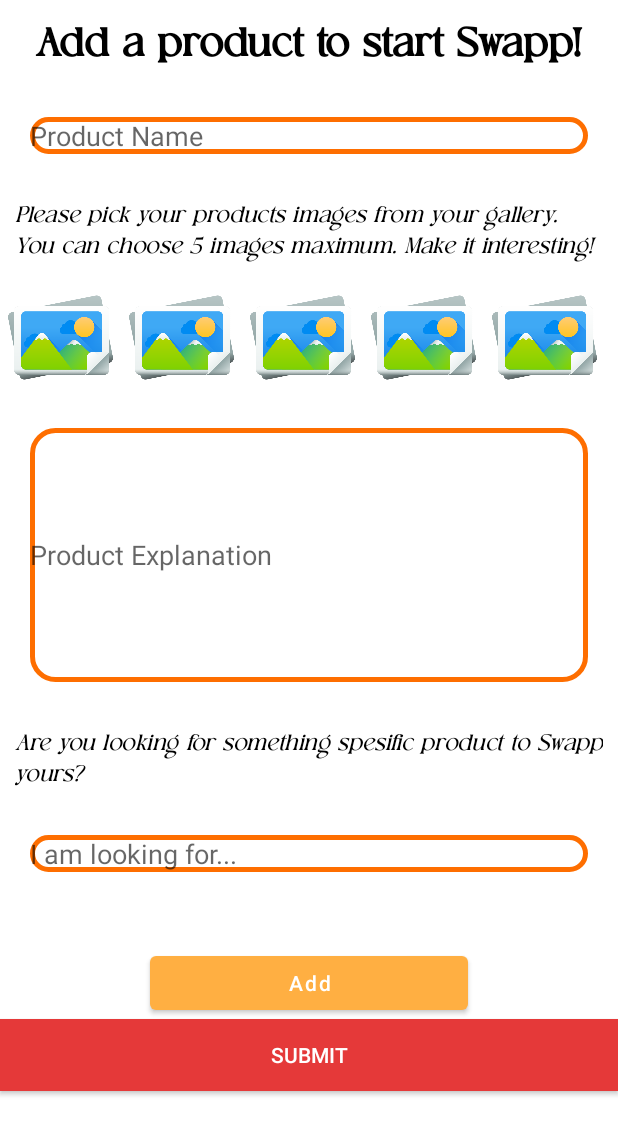
After one commit to canguress/Swapp, an Android app: the layout activity_add_product.xml on its own in the app's theme, with its tools: preview values and no code run, on a phone screen of 412 x 824 dp. The commit adds this screen. Shown: the top 1135 px of the screen. Run offline under Robolectric (Android 15) with nearby library versions, the phone set to English and light mode, and no system bars.

Commit message:
AddProduct Activity Design 1

```diff
--- a/app/build.gradle
+++ b/app/build.gradle
@@ -9,7 +9,7 @@ android {
 
     defaultConfig {
         applicationId "com.ismailcangures.swapp"
-        minSdk 24
+        minSdk 31
         targetSdk 33
         versionCode 1
         versionName "1.0"
--- a/app/src/main/java/com/ismailcangures/swapp/activities/AddNewProductActivity.java
+++ b/app/src/main/java/com/ismailcangures/swapp/activities/AddProductActivity.java
@@ -3,17 +3,14 @@ package com.ismailcangures.swapp.activities;
 import androidx.appcompat.app.AppCompatActivity;
 
 import android.os.Bundle;
-import android.widget.Toast;
 
 import com.ismailcangures.swapp.R;
 
-public class AddNewProductActivity extends AppCompatActivity {
+public class AddProductActivity extends AppCompatActivity {
 
     @Override
     protected void onCreate(Bundle savedInstanceState) {
         super.onCreate(savedInstanceState);
-        setContentView(R.layout.activity_add_new_product);
-        Toast.makeText(AddNewProductActivity.this,"Welcome to the product adding screen",Toast.LENGTH_SHORT).show();
-
+        setContentView(R.layout.activity_add_product);
     }
 }
--- a/app/src/main/java/com/ismailcangures/swapp/activities/HomeActivity.java
+++ b/app/src/main/java/com/ismailcangures/swapp/activities/HomeActivity.java
@@ -8,32 +8,65 @@ import androidx.fragment.app.FragmentTransaction;
 import android.content.Intent;
 import android.os.Bundle;
 import android.view.View;
-import android.widget.Button;
-import android.widget.Toast;
 
 
+import com.google.android.material.floatingactionbutton.FloatingActionButton;
 import com.ismailcangures.swapp.R;
 import com.ismailcangures.swapp.databinding.ActivityHomeBinding;
-import com.ismailcangures.swapp.databinding.ActivityMainBinding;
+import com.ismailcangures.swapp.fragments.DiscoverFragment;
 import com.ismailcangures.swapp.fragments.HomeFragment;
-import androidx.appcompat.app.AppCompatActivity;
-import androidx.fragment.app.Fragment;
-import androidx.fragment.app.FragmentManager;
-import androidx.fragment.app.FragmentTransaction;
-import android.os.Bundle;
+import com.ismailcangures.swapp.fragments.MessagesFragment;
+import com.ismailcangures.swapp.fragments.ProfileFragment;
+
 public class HomeActivity extends AppCompatActivity {
 
     ActivityHomeBinding binding;
+    FloatingActionButton btnAddProduct;
+
 
     @Override
     protected void onCreate(Bundle savedInstanceState) {
         super.onCreate(savedInstanceState);
         setContentView(R.layout.activity_home);
 
-         binding = ActivityHomeBinding.inflate(getLayoutInflater());
+
+        btnAddProduct = findViewById(R.id.btnOpenAddProduct);
+
+        binding = ActivityHomeBinding.inflate(getLayoutInflater());
         setContentView(binding.getRoot());
         replaceFragment(new HomeFragment());
-        //binding.bottomNavigationView
+        binding.bottomNavigationView.setBackground(null);
+        binding.bottomNavigationView.setOnItemSelectedListener(item->{
+
+         if(item.getItemId()==R.id.menuHome)
+         {
+             replaceFragment(new HomeFragment());
+         }
+         else if(item.getItemId()==R.id.menuDiscover)
+         {
+             replaceFragment(new DiscoverFragment());
+         }
+         else if(item.getItemId()==R.id.menuMessages)
+         {
+             replaceFragment(new MessagesFragment());
+         }
+         else if(item.getItemId()==R.id.menuProfile)
+         {
+             replaceFragment(new ProfileFragment());
+         }
+         return true;
+
+        });
+
+
+        btnAddProduct.setOnClickListener(new View.OnClickListener() {
+            @Override
+            public void onClick(View v) {
+                Intent i = new Intent(HomeActivity.this, AddProductActivity.class);
+                startActivity(i);
+
+            }
+        });
 
 
 
--- a/app/src/main/java/com/ismailcangures/swapp/activities/MainActivity.java
+++ b/app/src/main/java/com/ismailcangures/swapp/activities/MainActivity.java
@@ -28,7 +28,7 @@ public class MainActivity extends AppCompatActivity {
         category.setOnClickListener(new View.OnClickListener() {
             @Override
             public void onClick(View v) {
-                Intent i = new Intent(MainActivity.this, HomeActivity.class);
+                Intent i = new Intent(MainActivity.this, AddProductActivity.class);
                 startActivity(i);
                 finish();
             }
--- a/app/src/main/java/com/ismailcangures/swapp/fragments/AddFragment.java
+++ /dev/null
@@ -1,22 +0,0 @@
-package com.ismailcangures.swapp.fragments;
-
-import android.os.Bundle;
-
-import androidx.fragment.app.Fragment;
-
-import android.view.LayoutInflater;
-import android.view.View;
-import android.view.ViewGroup;
-
-import com.ismailcangures.swapp.R;
-
-public class AddFragment extends Fragment {
-
-
-    @Override
-    public View onCreateView(LayoutInflater inflater, ViewGroup container,
-                             Bundle savedInstanceState) {
-        // Inflate the layout for this fragment
-        return inflater.inflate(R.layout.fragment_add, container, false);
-    }
-}
--- a/app/src/main/java/com/ismailcangures/swapp/fragments/HomeFragment.java
+++ b/app/src/main/java/com/ismailcangures/swapp/fragments/HomeFragment.java
@@ -8,6 +8,7 @@ import android.view.LayoutInflater;
 import android.view.View;
 import android.view.ViewGroup;
 
+import com.google.android.material.floatingactionbutton.FloatingActionButton;
 import com.ismailcangures.swapp.R;
 
 
@@ -18,5 +19,7 @@ public class HomeFragment extends Fragment {
                              Bundle savedInstanceState) {
         // Inflate the layout for this fragment
         return inflater.inflate(R.layout.fragment_home, container, false);
+
+
     }
 }
--- a/app/src/main/res/layout/activity_add_new_product.xml
+++ /dev/null
@@ -1,9 +0,0 @@
-<?xml version="1.0" encoding="utf-8"?>
-<androidx.constraintlayout.widget.ConstraintLayout xmlns:android="http://schemas.android.com/apk/res/android"
-    xmlns:app="http://schemas.android.com/apk/res-auto"
-    xmlns:tools="http://schemas.android.com/tools"
-    android:layout_width="match_parent"
-    android:layout_height="match_parent"
-    tools:context=".activities.AddNewProductActivity">
-
-</androidx.constraintlayout.widget.ConstraintLayout>
--- /dev/null
+++ b/app/src/main/res/layout/activity_add_product.xml
@@ -0,0 +1,186 @@
+<?xml version="1.0" encoding="utf-8"?>
+<RelativeLayout xmlns:android="http://schemas.android.com/apk/res/android"
+    xmlns:app="http://schemas.android.com/apk/res-auto"
+    xmlns:tools="http://schemas.android.com/tools"
+    android:layout_width="match_parent"
+    android:layout_height="match_parent"
+    tools:context=".activities.AddProductActivity">
+
+
+    <LinearLayout
+        android:layout_width="match_parent"
+        android:layout_height="match_parent"
+        android:orientation="vertical"
+        >
+
+        <TextView
+            android:layout_width="match_parent"
+            android:layout_height="wrap_content"
+            android:text="Add a product to start Swapp!"
+            android:gravity="center"
+            android:adjustViewBounds="true"
+            android:textSize="35sp"
+            android:layout_margin="10dp"
+            android:textStyle="bold"
+            android:fontFamily="@font/wish_shore"
+            android:textColor="@color/black"
+            />
+            <EditText
+                android:layout_width="match_parent"
+                android:layout_height="wrap_content"
+                android:adjustViewBounds="true"
+                android:layout_margin="20dp"
+                android:hint="Product Name"
+                android:maxWidth="100dp"
+                android:maxHeight="50dp"
+                android:background="@drawable/input_design"
+                />
+
+        <TextView
+            android:layout_width="match_parent"
+            android:layout_height="wrap_content"
+            android:text="Please pick your products images from your gallery.
+             You can choose 5 images maximum. Make it interesting!"
+            android:adjustViewBounds="true"
+            android:textSize="20sp"
+            android:layout_margin="10dp"
+            android:textStyle="italic"
+            android:fontFamily="@font/wish_shore"
+            android:textColor="@color/black"
+            />
+     <LinearLayout
+         android:layout_width="wrap_content"
+         android:layout_height="wrap_content"
+         android:orientation="horizontal"
+         android:gravity="center"
+         >
+         <ImageView
+             android:layout_width="match_parent"
+             android:layout_height="wrap_content"
+             android:src="@drawable/img_gallery"
+             android:adjustViewBounds="true"
+             android:maxWidth="70dp"
+             android:maxHeight="70dp"
+             android:layout_margin="5dp"
+
+
+             />
+         <ImageView
+             android:layout_width="match_parent"
+             android:layout_height="wrap_content"
+             android:src="@drawable/img_gallery"
+             android:adjustViewBounds="true"
+             android:maxWidth="70dp"
+             android:maxHeight="70dp"
+             android:layout_margin="5dp"
+
+
+             />
+         <ImageView
+             android:layout_width="match_parent"
+             android:layout_height="wrap_content"
+             android:src="@drawable/img_gallery"
+             android:adjustViewBounds="true"
+             android:maxWidth="70dp"
+             android:maxHeight="70dp"
+             android:layout_margin="5dp"
+
+
+             />
+         <ImageView
+             android:layout_width="match_parent"
+             android:layout_height="wrap_content"
+             android:src="@drawable/img_gallery"
+             android:adjustViewBounds="true"
+             android:maxWidth="70dp"
+             android:maxHeight="70dp"
+             android:layout_margin="5dp"
+
+
+             />
+         <ImageView
+             android:layout_width="match_parent"
+             android:layout_height="wrap_content"
+             android:src="@drawable/img_gallery"
+             android:adjustViewBounds="true"
+             android:maxWidth="70dp"
+             android:maxHeight="70dp"
+             android:layout_margin="5dp"
+
+
+             />
+     </LinearLayout>
+
+        <EditText
+            android:layout_width="match_parent"
+            android:layout_height="169dp"
+            android:layout_margin="20dp"
+            android:adjustViewBounds="true"
+            android:background="@drawable/input_design"
+            android:hint="Product Explanation"
+            android:inputType="textMultiLine"
+            android:maxWidth="100dp"
+            android:maxHeight="169dp"
+
+            />
+
+
+
+        <TextView
+            android:layout_width="match_parent"
+            android:layout_height="wrap_content"
+            android:text="Are you looking for something spesific product to Swapp yours?"
+            android:adjustViewBounds="true"
+            android:textSize="20sp"
+            android:layout_margin="10dp"
+            android:textStyle="italic"
+            android:fontFamily="@font/wish_shore"
+            android:textColor="@color/black"
+            />
+
+        <EditText
+            android:layout_width="match_parent"
+            android:layout_height="wrap_content"
+            android:adjustViewBounds="true"
+            android:layout_margin="20dp"
+            android:hint="I am looking for..."
+            android:maxWidth="100dp"
+            android:maxHeight="50dp"
+            android:background="@drawable/input_design"
+            />
+        <GridLayout
+            android:layout_width="wrap_content"
+            android:layout_height="wrap_content"
+            >
+
+        </GridLayout>
+
+        <Button
+            android:id="@+id/btnAddProductSampleForSwapp"
+            android:layout_width="match_parent"
+            android:layout_height="wrap_content"
+            android:text="Add"
+            android:textAllCaps="false"
+            android:adjustViewBounds="true"
+            android:maxWidth="50dp"
+            android:maxHeight="50dp"
+            android:layout_marginHorizontal="100dp"
+            android:layout_marginTop="30dp"
+
+
+
+            />
+
+        <androidx.appcompat.widget.AppCompatButton
+            android:id="@+id/button_id_Login"
+            android:layout_width="match_parent"
+            android:layout_height="wrap_content"
+            android:layout_centerHorizontal="true"
+            android:gravity="center"
+            android:text="SUBMIT"
+            android:textColor="@color/white"
+            android:background="@color/red"
+            android:textAllCaps="false">
+        </androidx.appcompat.widget.AppCompatButton>
+    </LinearLayout>
+</RelativeLayout>
--- a/app/src/main/res/layout/activity_home.xml
+++ b/app/src/main/res/layout/activity_home.xml
@@ -48,6 +48,7 @@
         android:backgroundTint="@color/white"
         android:src="@drawable/ic_add_item"
         app:layout_anchor="@id/bottomApBar"
+        android:id="@+id/btnOpenAddProduct"
         app:maxImageSize="40dp"
         android:tint="@color/purple_200"/>
 
--- a/app/src/main/res/layout/fragment_add.xml
+++ /dev/null
@@ -1,16 +0,0 @@
-<?xml version="1.0" encoding="utf-8"?>
-<FrameLayout xmlns:android="http://schemas.android.com/apk/res/android"
-    xmlns:tools="http://schemas.android.com/tools"
-    android:layout_width="match_parent"
-    android:layout_height="match_parent"
-    tools:context=".fragments.AddFragment">
-
-    <TextView
-        android:layout_width="match_parent"
-        android:layout_height="match_parent"
-        android:text="Add Fragment"
-        android:gravity="center"
-        android:textSize="20dp"
-        />
-
-</FrameLayout>
--- a/app/src/main/res/layout/fragment_home.xml
+++ b/app/src/main/res/layout/fragment_home.xml
@@ -3,6 +3,7 @@
     xmlns:tools="http://schemas.android.com/tools"
     android:layout_width="match_parent"
     android:layout_height="match_parent"
+    android:id="@+id/menuhome"
     tools:context=".fragments.HomeFragment">
 
     <TextView
--- a/app/src/main/res/values/colors.xml
+++ b/app/src/main/res/values/colors.xml
@@ -8,4 +8,5 @@
     <color name="black">#FF000000</color>
     <color name="white">#FFFFFFFF</color>
     <color name="transparent">#00000000</color>
+    <color name="red">#e53939</color>
 </resources>
```
Also changed, not shown: app/src/main/AndroidManifest.xml (+4 -3 lines), app/src/main/res/drawable/img_gallery.png (added).
